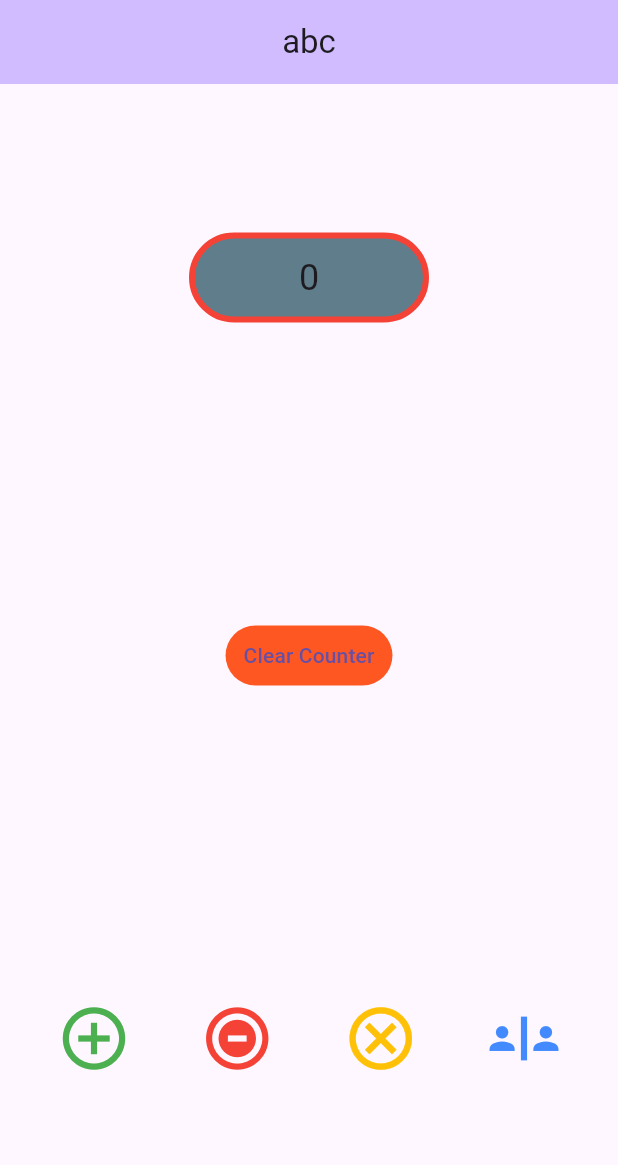
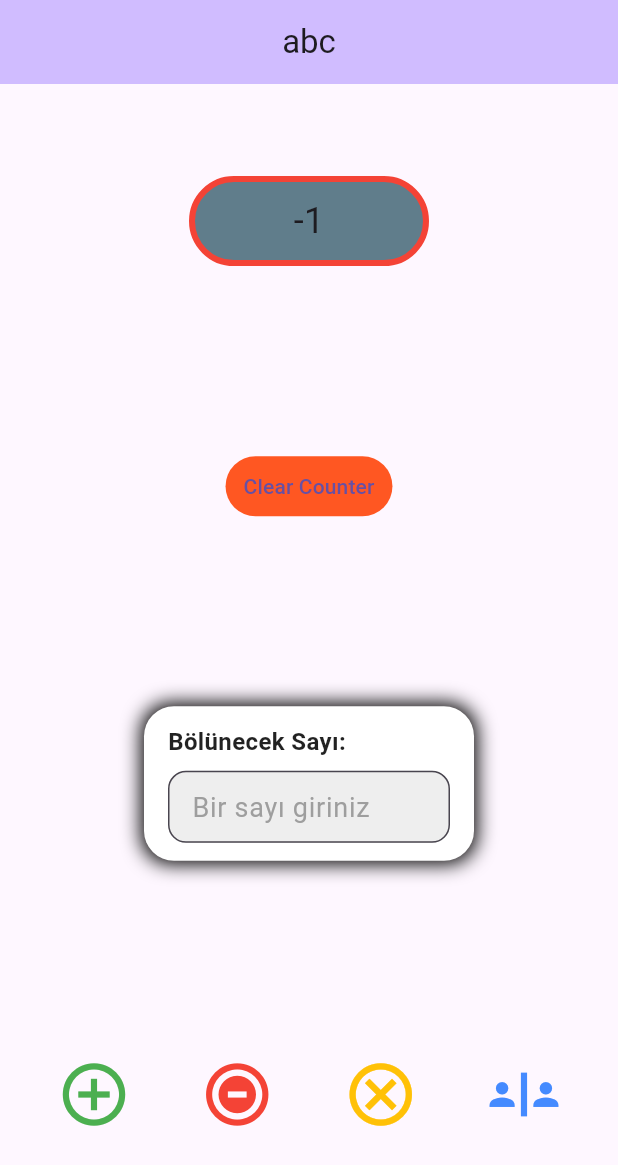
Before and after one commit to isco2225/counter_app, a Flutter app: the screen it shows after launch, item 2 of the bottom bar chosen, after a tap on the "safety divider" icon, on a phone screen of 412 x 824 dp. Shown: the top 1165 px of the screen. Run offline on Flutter 3.47's test engine with Material 3 defaults, Android fonts, the phone set to English and light mode, and no system bars; our stand-ins replace shared_preferences.

Commit message:
Feat: The input number to divide text field created and it's working.

```diff
--- a/lib/data/repositories/counter/counter_repository.dart
+++ b/lib/data/repositories/counter/counter_repository.dart
@@ -6,7 +6,7 @@ abstract class CounterRepository extends ChangeNotifier {
   Future<Result> addition();
   Future<Result> subtraction();
   Future<Result> multiplication();
-  Future<Result> division();
+  Future<Result> division({required int numberToDivide});
   Future<Result> clearCounter();
   Future<Result<int>> getCounter();
 }
--- a/lib/data/repositories/counter/counter_repository_remote.dart
+++ b/lib/data/repositories/counter/counter_repository_remote.dart
@@ -63,7 +63,8 @@ class CounterRepositoryRemote extends CounterRepository {
   Future<Result> multiplication() async => await _updateCounter(_counter * 2);
 
   @override
-  Future<Result> division() async => await _updateCounter(_counter ~/ 2);
+  Future<Result> division({required int numberToDivide}) async =>
+      await _updateCounter(_counter ~/ numberToDivide);
 
   @override
   Future<Result> clearCounter() async => await _updateCounter(0);
--- a/lib/ui/counter/counter_detail/views/counter_detail_view.dart
+++ b/lib/ui/counter/counter_detail/views/counter_detail_view.dart
@@ -18,6 +18,7 @@ class _CounterDetailViewState extends State<CounterDetailView> {
   late final MultiplicationViewModel _multiplicationViewModel;
   late final DivisionViewModel _divisionViewModel;
   late final CounterClearerVidewModel _counterClearerVidewModel;
+  final numberToDivide = TextEditingController();
 
   @override
   void initState() {
@@ -76,6 +77,9 @@ class _CounterDetailViewState extends State<CounterDetailView> {
             CounterClearerButton(
               counterClearerVidewModel: _counterClearerVidewModel,
             ),
+            NumberToDivideTextField(
+              numberToDivide: numberToDivide,
+            ),
             Row(
               mainAxisAlignment: MainAxisAlignment.spaceEvenly,
               crossAxisAlignment: CrossAxisAlignment.center,
@@ -91,6 +95,7 @@ class _CounterDetailViewState extends State<CounterDetailView> {
                 ),
                 DivisionButton(
                   divisionViewModel: _divisionViewModel,
+                  numberToDivide: numberToDivide,
                 ),
               ],
             )
--- a/lib/ui/counter/division_counter/view_model/division_view_model.dart
+++ b/lib/ui/counter/division_counter/view_model/division_view_model.dart
@@ -6,10 +6,10 @@ import 'package:flutter/material.dart';
 class DivisionViewModel extends ChangeNotifier {
   DivisionViewModel({required CounterRepository counterRepository})
       : _counterRepository = counterRepository {
-    division = Command0(_division);
+    division = Command1(_division);
   }
   final CounterRepository _counterRepository;
-  late Command0 division;
+  late Command1<void, ({int numberToDivide})> division;
   String? errorMessage;
 
   @override
@@ -20,19 +20,20 @@ class DivisionViewModel extends ChangeNotifier {
 
   int get counter => _counterRepository.counter;
 
-  Future<Result> _division() async {
-   /* if (counter == 0) {
-      errorMessage = "Sıfır ile bölünemez.";
+  Future<Result> _division(({int numberToDivide}) commands) async {
+    if (commands.numberToDivide == 0) {
+      errorMessage = "$counter, Sıfır ile bölünemez.";
       notifyListeners();
       return Result.error(Exception(errorMessage));
     }
-    if (counter % 2 != 0) {
-      errorMessage = "İkiye tam bölünmüyor.";
+    if (counter % commands.numberToDivide != 0) {
+      errorMessage = "$counter, ${commands.numberToDivide} ile tam bölünemez.";
       notifyListeners();
       return Result.error(Exception(errorMessage));
-    }*/
+    }
 
-    final result = await _counterRepository.division();
+    final result = await _counterRepository.division(
+        numberToDivide: commands.numberToDivide);
     if (result is Error<void>) {
       errorMessage = result.exception.toString();
     } else {
--- a/lib/ui/counter/division_counter/widgets/division_button.dart
+++ b/lib/ui/counter/division_counter/widgets/division_button.dart
@@ -1,16 +1,27 @@
 import 'package:counter_app/ui/counter/division_counter/view_model/division_view_model.dart';
 import 'package:flutter/material.dart';
 
-class DivisionButton extends StatelessWidget {
-  const DivisionButton({super.key, required this.divisionViewModel});
+class DivisionButton extends StatefulWidget {
+  const DivisionButton(
+      {super.key,
+      required this.divisionViewModel,
+      required this.numberToDivide});
   final DivisionViewModel divisionViewModel;
+  final TextEditingController numberToDivide;
 
+  @override
+  State<DivisionButton> createState() => _DivisionButtonState();
+}
+
+class _DivisionButtonState extends State<DivisionButton> {
   @override
   Widget build(BuildContext context) {
     return IconButton(
       iconSize: 50,
       onPressed: () {
-        divisionViewModel.division.execute();
+        final int? parsedNumber = int.tryParse(widget.numberToDivide.text);
+        if (parsedNumber == null || parsedNumber == 0) return;
+        widget.divisionViewModel.division.execute((numberToDivide: parsedNumber));
       },
       icon: Icon(
         Icons.safety_divider_sharp,
--- /dev/null
+++ b/lib/ui/counter/division_counter/widgets/division_number_to_divide_text_field.dart
@@ -0,0 +1,62 @@
+import 'package:flutter/material.dart';
+import 'package:flutter/services.dart';
+
+class NumberToDivideTextField extends StatelessWidget {
+  const NumberToDivideTextField({super.key, required this.numberToDivide});
+  final TextEditingController numberToDivide;
+
+  @override
+  Widget build(BuildContext context) {
+    return Container(
+      padding: EdgeInsets.symmetric(horizontal: 16, vertical: 12),
+      decoration: BoxDecoration(
+        color: Colors.white,
+        borderRadius: BorderRadius.circular(20),
+        boxShadow: [
+          BoxShadow(
+            blurRadius: 10,
+            spreadRadius: 2,
+          ),
+        ],
+      ),
+      width: 220,
+      child: Column(
+        crossAxisAlignment: CrossAxisAlignment.start,
+        children: [
+          Text(
+            'Bölünecek Sayı:',
+            style: TextStyle(
+              fontSize: 16,
+              fontWeight: FontWeight.bold,
+              color: Colors.black87,
+            ),
+          ),
+          SizedBox(height: 8),
+          TextField(
+            controller: numberToDivide,
+            keyboardType:
+                TextInputType.numberWithOptions(decimal: false, signed: false),
+            inputFormatters: [FilteringTextInputFormatter.digitsOnly],
+            style: TextStyle(fontSize: 18),
+            decoration: InputDecoration(
+              hintText: "Bir sayı giriniz",
+              hintStyle: TextStyle(color: Colors.grey),
+              border: OutlineInputBorder(
+                borderRadius: BorderRadius.circular(12),
+                borderSide: BorderSide(color: Colors.blueAccent, width: 2),
+              ),
+              focusedBorder: OutlineInputBorder(
+                borderRadius: BorderRadius.circular(12),
+                borderSide: BorderSide(color: Colors.blue, width: 2),
+              ),
+              contentPadding:
+                  EdgeInsets.symmetric(horizontal: 12, vertical: 10),
+              filled: true,
+              fillColor: Colors.grey[200],
+            ),
+          ),
+        ],
+      ),
+    );
+  }
+}
--- a/lib/ui/counter/division_counter/widgets/widgets.dart
+++ b/lib/ui/counter/division_counter/widgets/widgets.dart
@@ -1 +1,2 @@
 export 'division_button.dart';
+export 'division_number_to_divide_text_field.dart';
```
